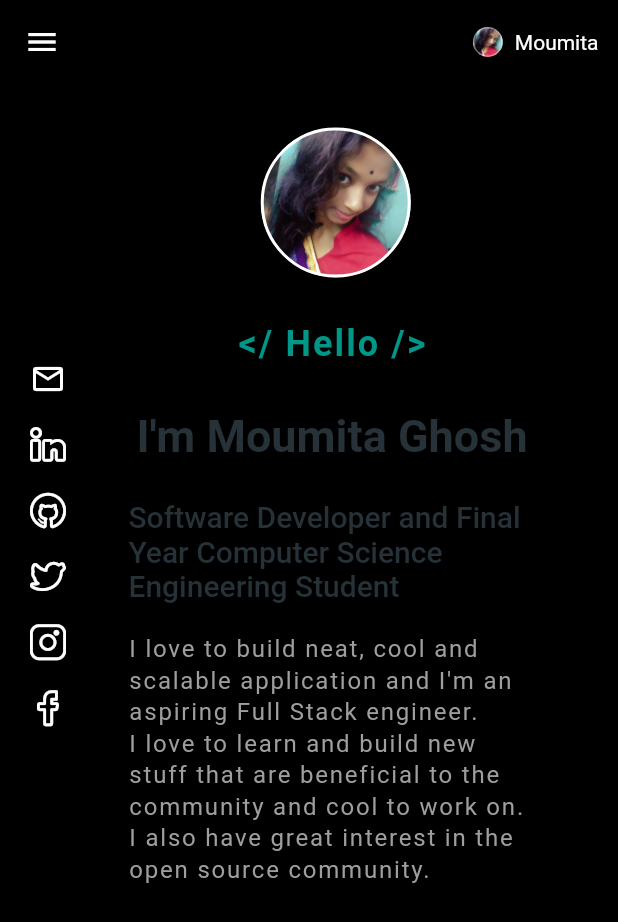
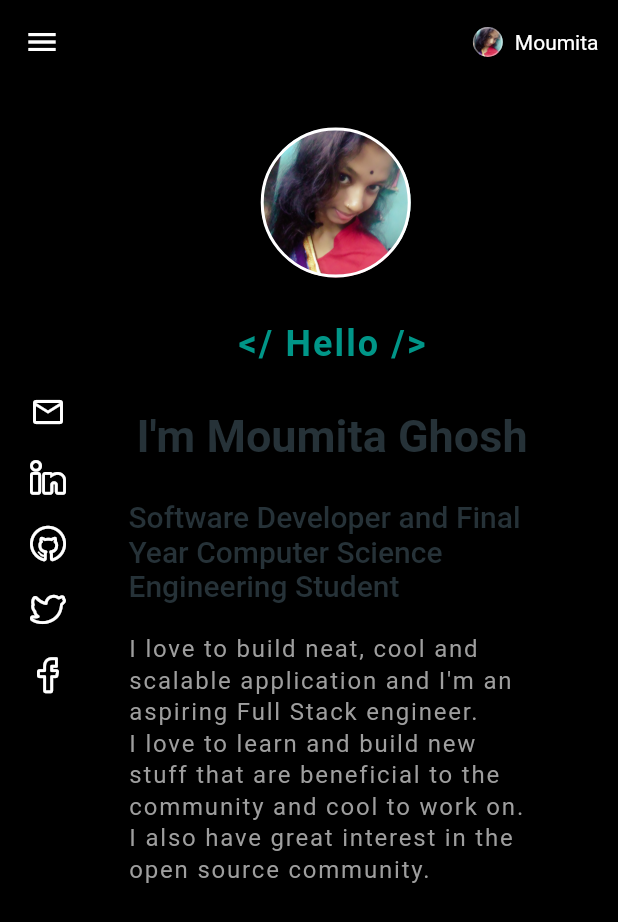
Before and after one commit to Moumita-ghosh05021998/MoumitaPortfolio, a Flutter app: the screen it shows after launch, on a phone screen of 412 x 824 dp. Shown: the top 922 px of the screen. Run offline on Flutter 3.47's test engine with Material 2 defaults, Android fonts, the phone set to English and light mode, and no system bars; drawn by our look-alikes of animated_text_kit, velocity_x; our stand-ins replace flutter_spinkit.

Commit message:
Update SocialAccounts.dart
insta off

```diff
--- a/lib/Adapter/SocialAccounts.dart
+++ b/lib/Adapter/SocialAccounts.dart
@@ -51,7 +51,7 @@ class SocialAccounts extends StatelessWidget {
             .make(),
       ),
       20.widthBox,
-      Container(
+      /*Container(
         padding: EdgeInsets.all(10),
         child: Icon(
           IconData(0xe804,fontFamily: 'MySocialIcons',fontPackage: null),
@@ -61,7 +61,7 @@ class SocialAccounts extends StatelessWidget {
           launch(INSTAGRAM_URL);
         })
             .make(),
-      ),
+      ),*/
       20.widthBox,
       Container(
         padding: EdgeInsets.all(10),
```
